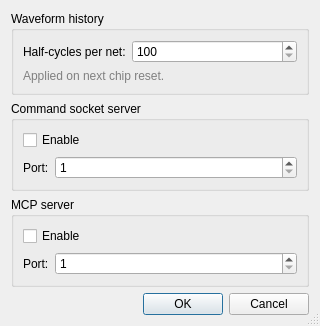
The window that src/DialogSettings.ui (gdevic/Z80Explorer) describes before a commit, drawn with Qt 5.
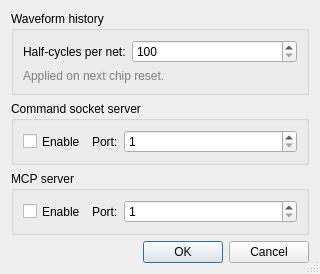
The same window after the commit.

Commit message: Minor settings dialog edit

```diff
--- a/src/DialogSettings.ui
+++ b/src/DialogSettings.ui
@@ -7,7 +7,7 @@
     <x>0</x>
     <y>0</y>
     <width>320</width>
-    <height>320</height>
+    <height>260</height>
    </rect>
   </property>
   <property name="windowTitle">
@@ -61,22 +61,34 @@
      <property name="title">
       <string>Command socket server</string>
      </property>
-     <layout class="QFormLayout" name="formSocket">
-      <item row="0" column="0" colspan="2">
+     <layout class="QHBoxLayout" name="horizontalLayout_2">
+      <item>
        <widget class="QCheckBox" name="checkSocket">
+        <property name="sizePolicy">
+         <sizepolicy hsizetype="Fixed" vsizetype="Preferred">
+          <horstretch>0</horstretch>
+          <verstretch>0</verstretch>
+         </sizepolicy>
+        </property>
         <property name="text">
          <string>Enable</string>
         </property>
        </widget>
       </item>
-      <item row="1" column="0">
+      <item>
        <widget class="QLabel" name="lblSocketPort">
+        <property name="sizePolicy">
+         <sizepolicy hsizetype="Fixed" vsizetype="Preferred">
+          <horstretch>0</horstretch>
+          <verstretch>0</verstretch>
+         </sizepolicy>
+        </property>
         <property name="text">
          <string>Port:</string>
         </property>
        </widget>
       </item>
-      <item row="1" column="1">
+      <item>
        <widget class="QSpinBox" name="spinSocketPort">
         <property name="minimum">
          <number>1</number>
@@ -94,22 +106,34 @@
      <property name="title">
       <string>MCP server</string>
      </property>
-     <layout class="QFormLayout" name="formMcp">
-      <item row="0" column="0" colspan="2">
+     <layout class="QHBoxLayout" name="horizontalLayout">
+      <item>
        <widget class="QCheckBox" name="checkMcp">
+        <property name="sizePolicy">
+         <sizepolicy hsizetype="Fixed" vsizetype="Preferred">
+          <horstretch>0</horstretch>
+          <verstretch>0</verstretch>
+         </sizepolicy>
+        </property>
         <property name="text">
          <string>Enable</string>
         </property>
        </widget>
       </item>
-      <item row="1" column="0">
+      <item>
        <widget class="QLabel" name="lblMcpPort">
+        <property name="sizePolicy">
+         <sizepolicy hsizetype="Fixed" vsizetype="Preferred">
+          <horstretch>0</horstretch>
+          <verstretch>0</verstretch>
+         </sizepolicy>
+        </property>
         <property name="text">
          <string>Port:</string>
         </property>
        </widget>
       </item>
-      <item row="1" column="1">
+      <item>
        <widget class="QSpinBox" name="spinMcpPort">
         <property name="minimum">
          <number>1</number>
```
Left out of the diff: 7 changed lines with no effect on the pictures.
